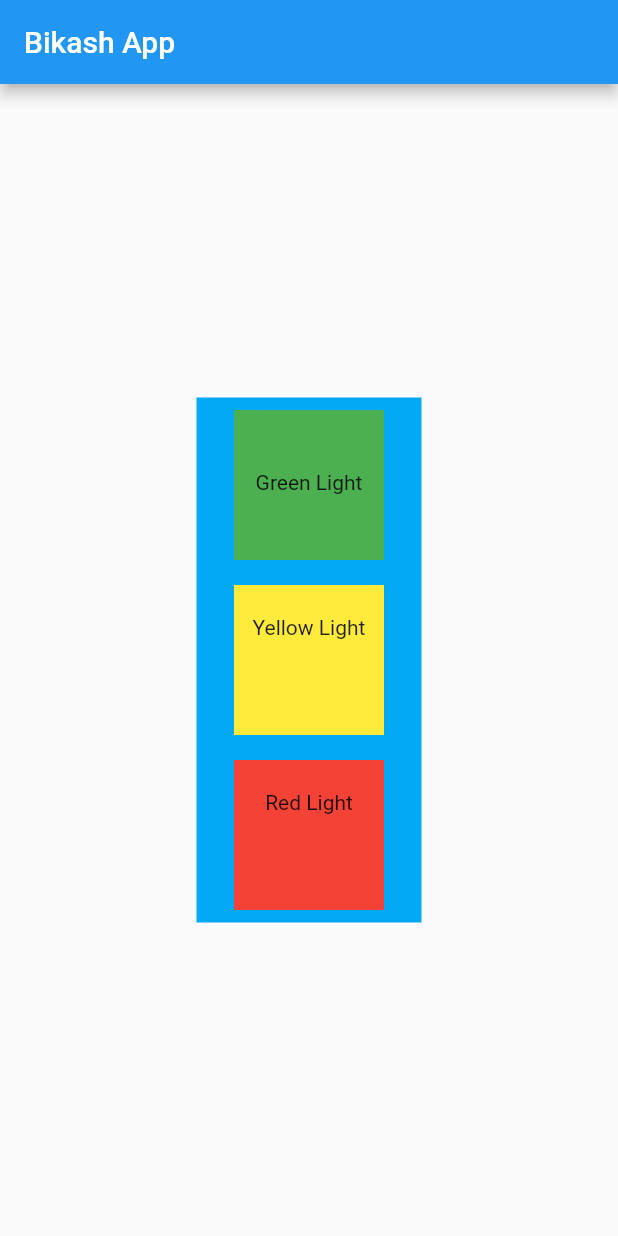
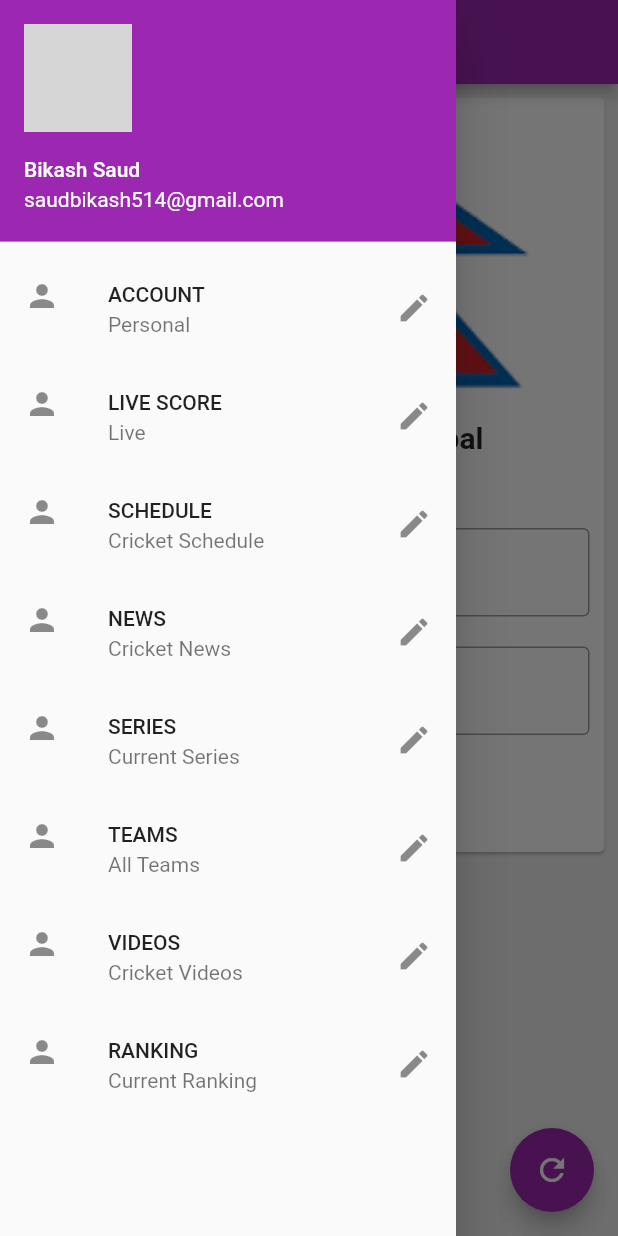
Before and after one commit to bikashsaud/Awesome_App, a Flutter app: the screen it shows after launch, with the side drawer open (before the commit the screen has no drawer), on a phone screen of 412 x 824 dp. Run offline on Flutter 3.47's test engine with Material 2 defaults, Android fonts, the phone set to English and light mode, and no system bars; network calls fail; Roboto replaces fonts that are missing (Widget); grey boxes are pictures that could not be loaded.

Commit message:
adding new components

```diff
--- /dev/null
+++ b/lib/bgimage.dart
@@ -0,0 +1,13 @@
+import 'package:flutter/material.dart';
+
+class BgImage extends StatelessWidget {
+  @override
+  Widget build(BuildContext context) {
+    return Image.asset(
+      "assets/can.png",
+      height: 200,
+      width: 700,
+      fit: BoxFit.contain,
+    );
+  }
+}
--- /dev/null
+++ b/lib/change_name_card.dart
@@ -0,0 +1,78 @@
+import 'package:flutter/material.dart';
+
+import 'bgimage.dart';
+
+
+class ChangeNameCard extends StatelessWidget {
+  const ChangeNameCard({
+    Key key,
+    @required this.myText,
+    @required TextEditingController nameController,
+  }) : _nameController = nameController, super(key: key);
+
+  final String myText;
+  final TextEditingController _nameController;
+
+  @override
+  Widget build(BuildContext context) {
+    return Column(
+      children: <Widget>[
+        BgImage(),
+        SizedBox(
+          height: 15,
+        ),
+        Text(
+          "Cricket Association Nepal",
+          style: TextStyle(
+              fontFamily: toString(),
+              fontSize: 20,
+              fontWeight: FontWeight.bold),
+        ),
+        SizedBox(
+          height: 11,
+        ),
+        Text(
+          myText,
+          style: TextStyle(
+              fontFamily: toString(),
+              fontSize: 15,
+              fontWeight: FontWeight.bold),
+        ),
+        SizedBox(
+          height: 10,
+        ),
+        Padding(
+          padding: const EdgeInsets.all(10.0),
+          child: TextField(
+            controller: _nameController,
+            keyboardType: TextInputType.emailAddress,
+            // obscureText: true,
+            decoration: InputDecoration(
+                hintText: "Enter Your Email...",
+                border: OutlineInputBorder(),
+                labelText: "Email"),
+          ),
+        ),
+        Padding(
+          padding: const EdgeInsets.all(10.0),
+          child: TextField(
+            // controller: _nameController,
+            keyboardType: TextInputType.text,
+            obscureText: true,
+            decoration: InputDecoration(
+                hintText: "Your Password ",
+                border: OutlineInputBorder(),
+                labelText: "Password"),
+          ),
+        ),
+        Padding(
+          padding: const EdgeInsets.all(10.0),
+          child: RaisedButton(
+            onPressed: () {},
+            child: const Text('Login', style: TextStyle(fontSize: 14)),
+          ),
+        ),
+      ],
+    );
+  }
+}
--- /dev/null
+++ b/lib/drawer.dart
@@ -0,0 +1,78 @@
+import 'package:flutter/material.dart';
+
+class MyDrawer extends StatelessWidget {
+  @override
+  Widget build(BuildContext context) {
+    return Drawer(
+      child: ListView(
+        children: <Widget>[
+//              DrawerHeader(
+//                child: Text(
+//                  "Hi, I`m Bikash",
+//                style: TextStyle(color: Colors.white),
+//                ),
+//                decoration: BoxDecoration(
+//                    color: Colors.purple
+//                ),
+
+//              ),
+          UserAccountsDrawerHeader(
+              accountName: Text("Bikash Saud"),
+              accountEmail: Text("saudbikash514@gmail.com"),
+              currentAccountPicture: CircleAvatar(
+                backgroundImage: NetworkImage(
+                    "https://scontent.fktm7-1.fna.fbcdn.net/v/t1.0-9/32234262_386529148494059_2806200166552436736_n.jpg?_nc_cat=106&_nc_sid=174925&_nc_ohc=ihQik6wWL0wAX8AnL7e&_nc_ht=scontent.fktm7-1.fna&oh=d01825a3858ccf3ec6e54db2f2c73fa5&oe=5F65C1D1"),
+              )),
+          ListTile(
+            leading: Icon(Icons.person),
+            title: Text("ACCOUNT"),
+            subtitle: Text("Personal"),
+            trailing: Icon(Icons.edit),
+          ),
+          ListTile(
+            leading: Icon(Icons.person),
+            title: Text("LIVE SCORE"),
+            subtitle: Text("Live"),
+            trailing: Icon(Icons.edit),
+          ),
+          ListTile(
+            leading: Icon(Icons.person),
+            title: Text("SCHEDULE"),
+            subtitle: Text("Cricket Schedule"),
+            trailing: Icon(Icons.edit),
+          ),
+          ListTile(
+            leading: Icon(Icons.person),
+            title: Text("NEWS"),
+            subtitle: Text("Cricket News"),
+            trailing: Icon(Icons.edit),
+          ),
+          ListTile(
+            leading: Icon(Icons.person),
+            title: Text("SERIES"),
+            subtitle: Text("Current Series"),
+            trailing: Icon(Icons.edit),
+          ),
+          ListTile(
+            leading: Icon(Icons.person),
+            title: Text("TEAMS"),
+            subtitle: Text("All Teams"),
+            trailing: Icon(Icons.edit),
+          ),
+          ListTile(
+            leading: Icon(Icons.person),
+            title: Text("VIDEOS"),
+            subtitle: Text("Cricket Videos"),
+            trailing: Icon(Icons.edit),
+          ),
+          ListTile(
+            leading: Icon(Icons.person),
+            title: Text("RANKING"),
+            subtitle: Text("Current Ranking"),
+            trailing: Icon(Icons.edit),
+          ),
+        ],
+      ),
+    );
+  }
+}
--- a/lib/main.dart
+++ b/lib/main.dart
@@ -1,73 +1,19 @@
 //import 'dart:html';
 
+// import 'package:awesome_start/bgimage.dart';
+import 'package:awesome_start/pages/home.dart';
 import 'package:flutter/cupertino.dart';
 import 'package:flutter/material.dart';
 
+// import 'change_name_card.dart';
+// import 'drawer.dart';
+// import 'bgimage.dart';
+
 //import 'package:flutter/cuertino.dart'';
 void main() {
-  runApp(MaterialApp(title: "Flutter Awesome App", home: HomePage()));
+  runApp(MaterialApp(
+    title: "Flutter Awesome App",
+    home: HomePage(),
+    theme: ThemeData(primarySwatch: Colors.purple),
+  ));
 }
-class HomePage extends StatelessWidget {
-  @override
-  Widget build(BuildContext context) {
-    return Scaffold(
-        appBar: AppBar(
-          title: Text("Bikash App"),
-        ),
-        body: Padding(
-          padding: const EdgeInsets.all(8.0),
-
-          child: Align(
-            alignment: Alignment.center,
-            child: Container(
-
-              color: Colors.lightBlue,
-              width: 150,
-              height: 350,
-
-              child: Column(
-                mainAxisAlignment: MainAxisAlignment.spaceAround,
-                crossAxisAlignment: CrossAxisAlignment.center,
-
-                children: <Widget>[
-
-                  Container(
-                    padding: const EdgeInsets.only(top: 40),
-                    width: 100,
-                    height: 100,
-
-                    color: Colors.green,
-//                    padding: EdgeInsets.all(20),
-                    child: Text(
-                      "Green Light",
-                      textAlign: TextAlign.center,
-                    ),
-
-                  ),
-                  Container(
-                    padding: const EdgeInsets.only(top:20),
-                    width: 100,
-                    height: 100,
-                    color: Colors.yellow,
-                    child: Text(
-                      "Yellow Light",
-                      textAlign: TextAlign.center,
-                    ),
-                  ),
-                  Container(
-                    padding: const EdgeInsets.only(top:20),
-                    width: 100,
-                    height: 100,
-                    color: Colors.red,
-                    child: Text(
-                      "Red Light",
-                      textAlign: TextAlign.center,
-                    ),
-                  )
-                ],
-              ),
-            ),
-          ),
-        ));
-  }
-}
--- /dev/null
+++ b/lib/pages/home.dart
@@ -0,0 +1,104 @@
+import 'package:flutter/material.dart';
+
+import '../change_name_card.dart';
+import '../drawer.dart';
+
+
+class HomePage extends StatefulWidget {
+  @override
+  _HomePageState createState() => _HomePageState();
+}
+
+class _HomePageState extends State<HomePage> {
+  TextEditingController _nameController = TextEditingController();
+  var myText = "Login";
+
+  @override
+  void initState() {
+    super.initState();
+  }
+
+  Widget build(BuildContext context) {
+    return Scaffold(
+      backgroundColor: Colors.grey[200],
+      appBar: AppBar(
+        title: Text("नेपाली क्रिकेट"),
+      ),
+      body: Padding(
+        padding: const EdgeInsets.all(5.0),
+        child: SingleChildScrollView(
+          child: Card(
+            child: ChangeNameCard(myText: myText, nameController: _nameController),
+          ),
+        ),
+      ),
+      drawer: MyDrawer(),
+//        floatingActionButtonAnimator: FloatingActionButtonAnimator.scaling,
+      floatingActionButtonLocation: FloatingActionButtonLocation.endFloat,
+      floatingActionButton: FloatingActionButton(
+        onPressed: () {
+//        yasma actions lekhne
+          // myText = _nameController.text;
+          // setState(() {});
+        },
+        child: Icon(Icons.refresh),
+      ),
+
+//          -------Start of Chapter 2 ----------
+//          padding: const EdgeInsets.all(8.0),
+
+//          child: Align(
+//            alignment: Alignment.center,
+//            child: Container(
+//
+//              color: Colors.lightBlue,
+//              width: 150,
+//              height: 350,
+//
+//              child: Column(
+//                mainAxisAlignment: MainAxisAlignment.spaceAround,
+//                crossAxisAlignment: CrossAxisAlignment.center,
+//
+//                children: <Widget>[
+//
+//                  Container(
+//                    padding: const EdgeInsets.only(top: 40),
+//                    width: 100,
+//                    height: 100,
+//
+//                    color: Colors.green,
+////                    padding: EdgeInsets.all(20),
+//                    child: Text(
+//                      "Green Light",
+//                      textAlign: TextAlign.center,
+//                    ),
+//
+//                  ),
+//                  Container(
+//                    padding: const EdgeInsets.only(top:20),
+//                    width: 100,
+//                    height: 100,
+//                    color: Colors.yellow,
+//                    child: Text(
+//                      "Yellow Light",
+//                      textAlign: TextAlign.center,
+//                    ),
+//                  ),
+//                  Container(
+//                    padding: const EdgeInsets.only(top:20),
+//                    width: 100,
+//                    height: 100,
+//                    color: Colors.red,
+//                    child: Text(
+//                      "Red Light",
+//                      textAlign: TextAlign.center,
+//                    ),
+//                  )
+//                ],
+//              ),
+//            ),
+//          ),
+//        -------------End Of Chapter 2---------
+    );
+  }
+}
--- a/pubspec.yaml
+++ b/pubspec.yaml
@@ -45,8 +45,8 @@ flutter:
   uses-material-design: true
 
   # To add assets to your application, add an assets section, like this:
-  # assets:
-  #   - images/a_dot_burr.jpeg
+  assets:
+    - assets/
   #   - images/a_dot_ham.jpeg
 
   # An image asset can refer to one or more resolution-specific "variants", see
```
Also changed, not shown: assets/can.png (added), 38 other files.
